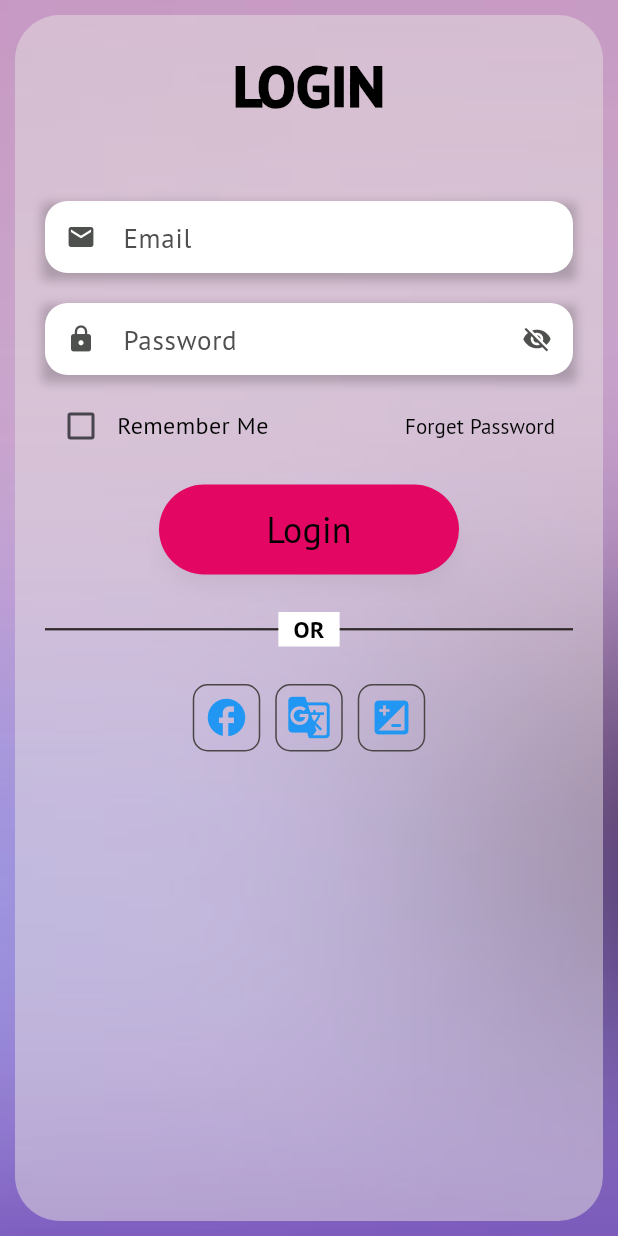
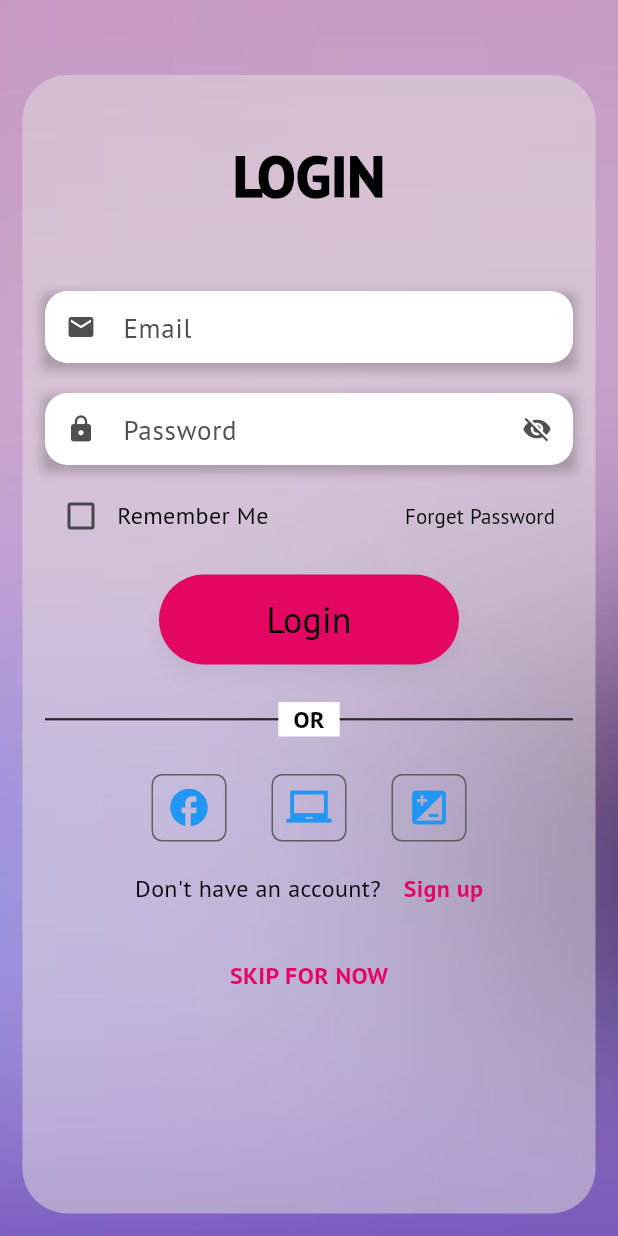
Before and after one commit to pin-seavmuy/MovieVerse, a Flutter app: the screen it shows after launch, after a tap on "Get Start", on a phone screen of 412 x 824 dp. Run offline on Flutter 3.47's test engine with Material 3 defaults, Android fonts, the phone set to English and light mode, and no system bars; our stand-ins replace cached_network_image, carousel_slider, google_fonts.

Commit message:
update login page

```diff
--- a/lib/widgets/loginScreen.dart
+++ b/lib/widgets/loginScreen.dart
@@ -39,14 +39,14 @@ class _LoginScreenState extends State<LoginScreen> {
             fit: BoxFit.cover,
           ),
           Padding(
-            padding: const EdgeInsets.all(10.0),
+             padding: EdgeInsets.only(top: 50, left: 15, right: 15, bottom: 15),
             child: Container(
               decoration: BoxDecoration(
                 color: const Color.fromARGB(255, 229, 223, 223).withOpacity(0.5),
                 borderRadius: BorderRadius.circular(30.0),
               ),
               child: Padding(
-                padding: const EdgeInsets.all(20.0),
+                padding: EdgeInsets.only(top: 40, left: 15, right: 15),
                 child: Column(
                   crossAxisAlignment: CrossAxisAlignment.center,
                   children: [
@@ -179,7 +179,8 @@ class _LoginScreenState extends State<LoginScreen> {
                                 shape: RoundedRectangleBorder(
                                   borderRadius: BorderRadius.circular(30),
                                 ),
-                                shadowColor: _emailError || _passwordError ? Colors.transparent : Colors.black.withOpacity(0.2),
+                                shadowColor:
+                                    _emailError || _passwordError ? Colors.transparent : Colors.black.withOpacity(0.2),
                               ),
                               child: const Text(
                                 'Login',
@@ -212,18 +213,17 @@ class _LoginScreenState extends State<LoginScreen> {
                           ),
                           const SizedBox(height: 25), // Additional spacing before social login buttons
 
-                          // New Box for Facebook Icon
-
+                          // Social Login Icons Row
                           Row(
                             mainAxisAlignment: MainAxisAlignment.center,
                             children: [
                               Container(
-                                width: 45,
+                                width: 50,
                                 height: 45,
-                                margin: EdgeInsets.only(right: 10),
+                                margin: EdgeInsets.only(right: 30),
                                 decoration: BoxDecoration(
-                                  borderRadius: BorderRadius.circular(10),
-                                  border: Border.all(color: const Color.fromARGB(255, 74, 70, 70), width: 1),
+                                  borderRadius: BorderRadius.circular(7),
+                                  border: Border.all(color: const Color.fromARGB(255, 95, 93, 93), width: 1),
                                   color: Colors.transparent,
                                 ),
                                 child: Icon(
@@ -233,26 +233,26 @@ class _LoginScreenState extends State<LoginScreen> {
                                 ),
                               ),
                               Container(
-                                width: 45,
+                                width: 50,
                                 height: 45,
-                                margin: EdgeInsets.only(right: 10),
+                                margin: EdgeInsets.only(right: 30),
                                 decoration: BoxDecoration(
-                                  borderRadius: BorderRadius.circular(10),
-                                  border: Border.all(color: const Color.fromARGB(255, 74, 70, 70), width: 1),
+                                  borderRadius: BorderRadius.circular(7),
+                                  border: Border.all(color: const Color.fromARGB(255, 95, 93, 93), width: 1),
                                   color: Colors.transparent,
                                 ),
                                 child: Icon(
-                                  Icons.g_translate,
+                                  Icons.laptop_chromebook_sharp,
                                   color: Colors.blue,
                                   size: 30,
                                 ),
                               ),
                               Container(
-                                width: 45,
+                                width: 50,
                                 height: 45,
                                 decoration: BoxDecoration(
-                                  borderRadius: BorderRadius.circular(10),
-                                  border: Border.all(color: const Color.fromARGB(255, 74, 70, 70), width: 1),
+                                  borderRadius: BorderRadius.circular(7),
+                                  border: Border.all(color: const Color.fromARGB(255, 95, 93, 93), width: 1),
                                   color: Colors.transparent,
                                 ),
                                 child: Icon(
@@ -262,7 +262,58 @@ class _LoginScreenState extends State<LoginScreen> {
                                 ),
                               ),
                             ],
-                          )
+                          ),
+
+                          const SizedBox(height: 20), // Additional spacing before "Don't have an account?" text
+
+                          // "Don't have an account?" Text
+                          GestureDetector(
+                            onTap: () {
+                              // Navigate to the registration screen or perform other actions
+                            },
+                            child: Row(
+                              mainAxisAlignment: MainAxisAlignment.center,
+                              children: [
+                                Text(
+                                  "Don't have an account?",
+                                  style: TextStyle(
+                                    color: Colors.black,
+                                    fontSize: 16,
+                                    // decoration: TextDecoration.underline,
+                                  ),
+                                ),
+                                const SizedBox(width: 15), // Add spacing between the texts
+                                Text(
+                                  'Sign up',
+                                  style: TextStyle(
+                                    color: const Color.fromARGB(255, 228, 6, 99),
+                                    fontSize: 16,
+                                    fontWeight: FontWeight.bold,
+                                  ),
+                                ),
+                              ],
+                            ),
+                          ),
+                          const SizedBox(height: 35),
+                          GestureDetector(
+                            onTap: () {
+                            },
+                            child: Row(
+                              mainAxisAlignment: MainAxisAlignment.center,
+                              children: [
+                                Text(
+                                  "SKIP FOR NOW",
+                                  style: TextStyle(
+                                    color: const Color.fromARGB(255, 228, 6, 99),
+                                    fontSize: 16,
+                                    fontWeight: FontWeight.bold,
+                                  ),
+                                ),
+                              ],
+                            ),
+                          ),
+
+
                         ],
                       ),
                     ),
```
